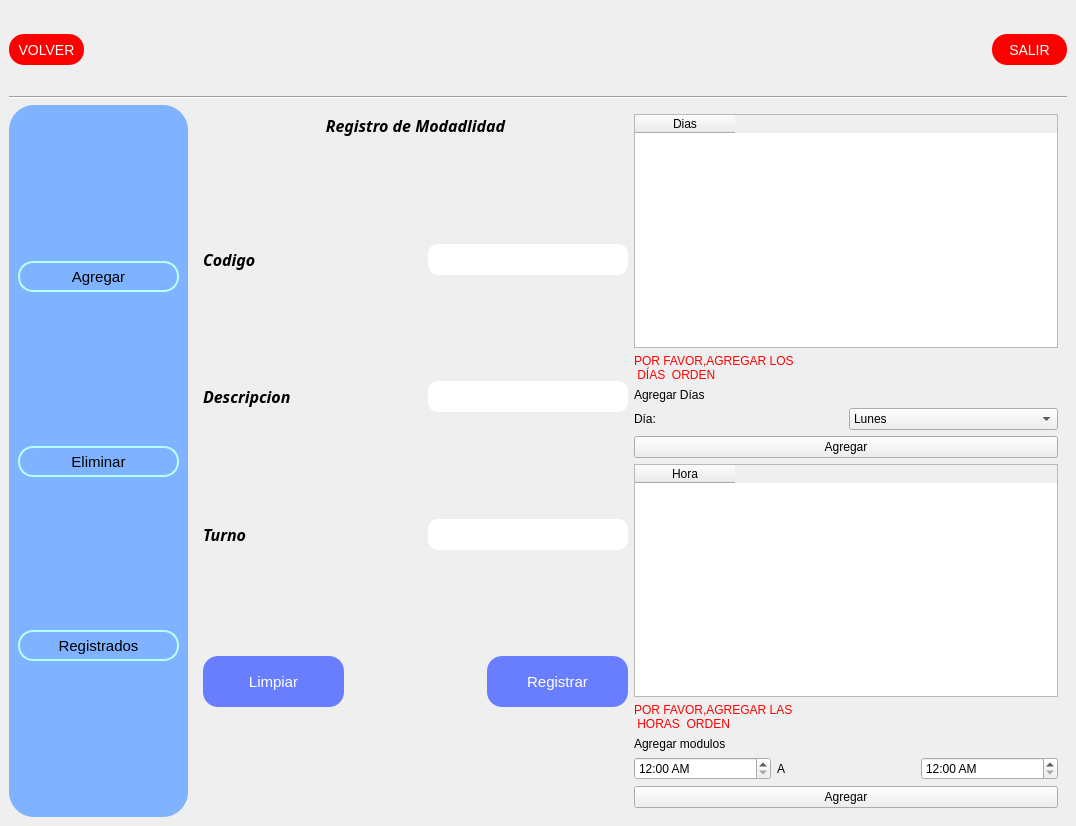
Reinaldito04/IUTA----HORARIOS, file ui/modalidad.ui: the form before one commit.
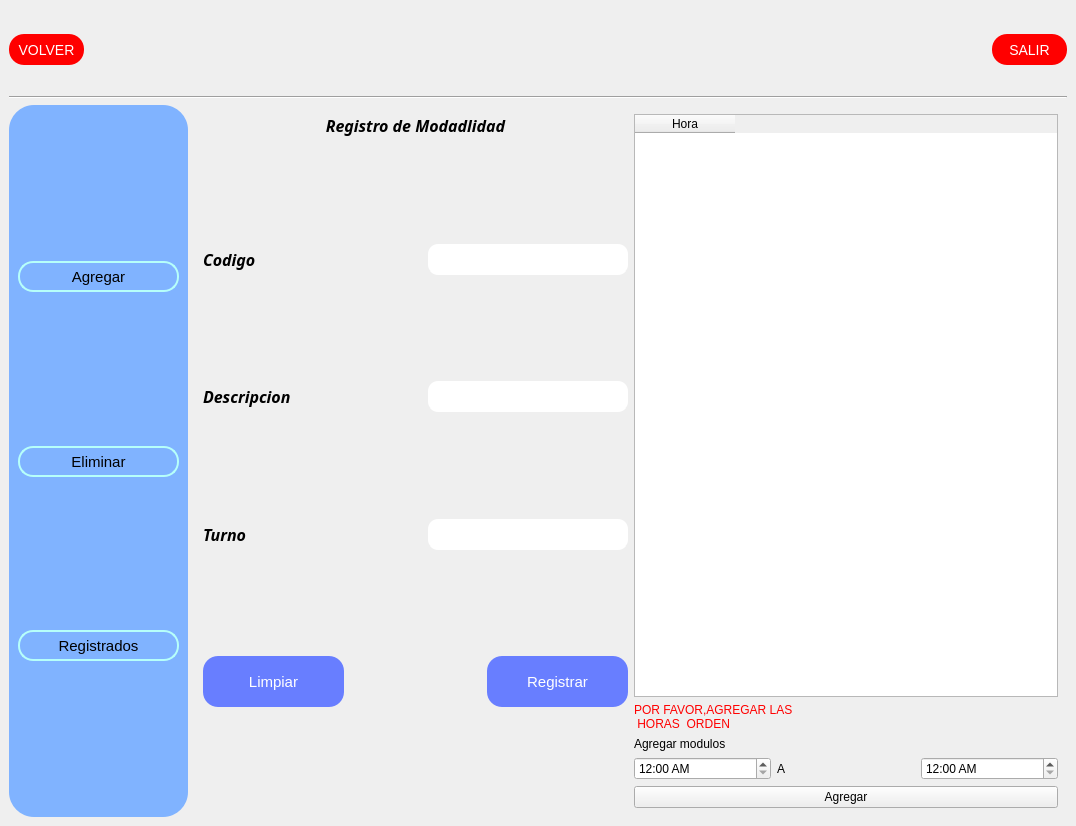
The form after the commit. Icons and pictures are not drawn.

Commit message: Impletada funcionalidad para la selección multiples de celdas en la tabla crearHorario, además se almacenas las variables en bucle for para posteriormente usarla en la clase QuestionHorario

```diff
--- a/ui/modalidad.ui
+++ b/ui/modalidad.ui
@@ -1223,97 +1223,10 @@
            <layout class="QVBoxLayout" name="verticalLayout_13">
             <item>
              <layout class="QVBoxLayout" name="verticalLayout_11">
-              <item>
-               <widget class="QTableWidget" name="tablaDias">
-                <property name="maximumSize">
-                 <size>
-                  <width>16777215</width>
-                  <height>16777215</height>
-                 </size>
-                </property>
-                <column>
-                 <property name="text">
-                  <string>Dias</string>
-                 </property>
-                </column>
-               </widget>
-              </item>
-              <item>
-               <widget class="QLabel" name="label_9">
-                <property name="styleSheet">
-                 <string notr="true">color:red;</string>
-                </property>
-                <property name="text">
-                 <string>POR FAVOR,AGREGAR LOS 
- DÍAS  ORDEN</string>
-                </property>
-               </widget>
-              </item>
               <item>
                <layout class="QVBoxLayout" name="verticalLayout_10">
                 <item>
-                 <widget class="QLabel" name="label_14">
-                  <property name="text">
-                   <string>Agregar Días</string>
-                  </property>
-                 </widget>
-                </item>
-                <item>
-                 <layout class="QHBoxLayout" name="horizontalLayout_15">
-                  <item>
-                   <widget class="QLabel" name="label_15">
-                    <property name="text">
-                     <string>Día: </string>
-                    </property>
-                   </widget>
-                  </item>
-                  <item>
-                   <widget class="QComboBox" name="comboBox">
-                    <item>
-                     <property name="text">
-                      <string>Lunes</string>
-                     </property>
-                    </item>
-                    <item>
-                     <property name="text">
-                      <string>Martes</string>
-                     </property>
-                    </item>
-                    <item>
-                     <property name="text">
-                      <string>Miercoles</string>
-                     </property>
-                    </item>
-                    <item>
-                     <property name="text">
-                      <string>Jueves</string>
-                     </property>
-                    </item>
-                    <item>
-                     <property name="text">
-                      <string>Viernes</string>
-                     </property>
-                    </item>
-                    <item>
-                     <property name="text">
-                      <string>Sabado</string>
-                     </property>
-                    </item>
-                    <item>
-                     <property name="text">
-                      <string>Domingo</string>
-                     </property>
-                    </item>
-                   </widget>
-                  </item>
-                 </layout>
-                </item>
-                <item>
-                 <widget class="QPushButton" name="bt_aggDias">
-                  <property name="text">
-                   <string>Agregar</string>
-                  </property>
-                 </widget>
+                 <layout class="QHBoxLayout" name="horizontalLayout_15"/>
                 </item>
                </layout>
               </item>
```
The commit also changes 5 other files.
